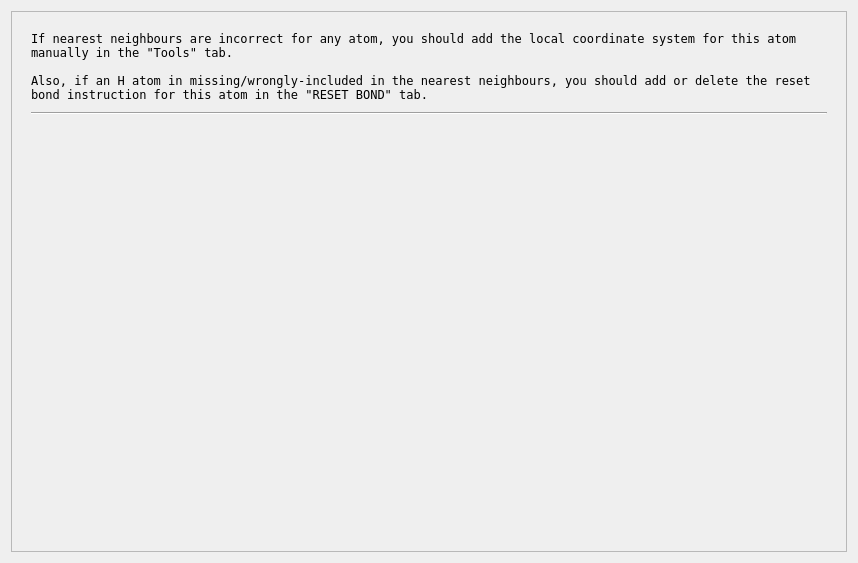
Qt form src/checkneebs.ui (mcrav/XDToolkit) before a commit.
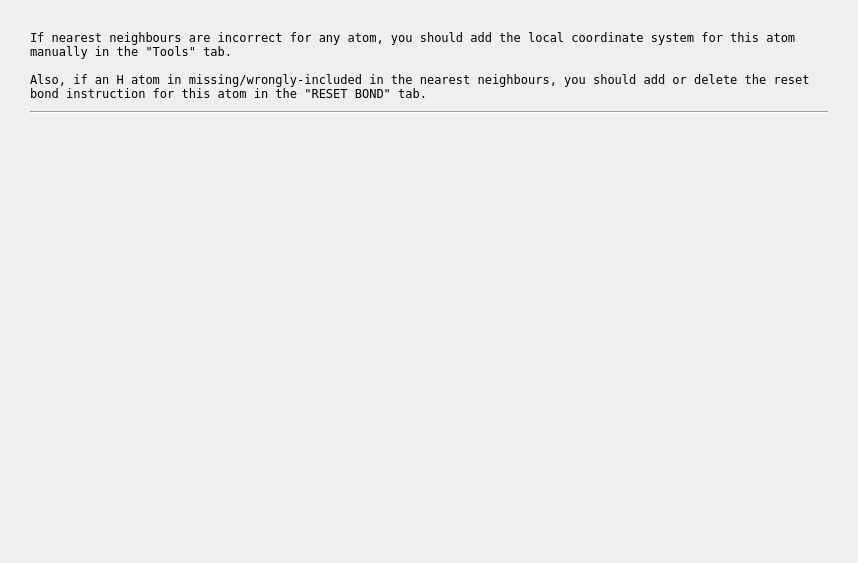
The same form after that commit. Icons and pictures are not drawn.

The edit to the form file:
```diff
--- a/src/checkneebs.ui
+++ b/src/checkneebs.ui
@@ -26,6 +26,9 @@
   <layout class="QGridLayout" name="gridLayout">
    <item row="0" column="0">
     <widget class="QScrollArea" name="scrollArea">
+     <property name="frameShape">
+      <enum>QFrame::NoFrame</enum>
+     </property>
      <property name="sizeAdjustPolicy">
       <enum>QAbstractScrollArea::AdjustToContentsOnFirstShow</enum>
      </property>
@@ -37,8 +40,8 @@
        <rect>
         <x>0</x>
         <y>0</y>
-        <width>838</width>
-        <height>543</height>
+        <width>840</width>
+        <height>545</height>
        </rect>
       </property>
       <layout class="QGridLayout" name="gridLayout_2">
```
